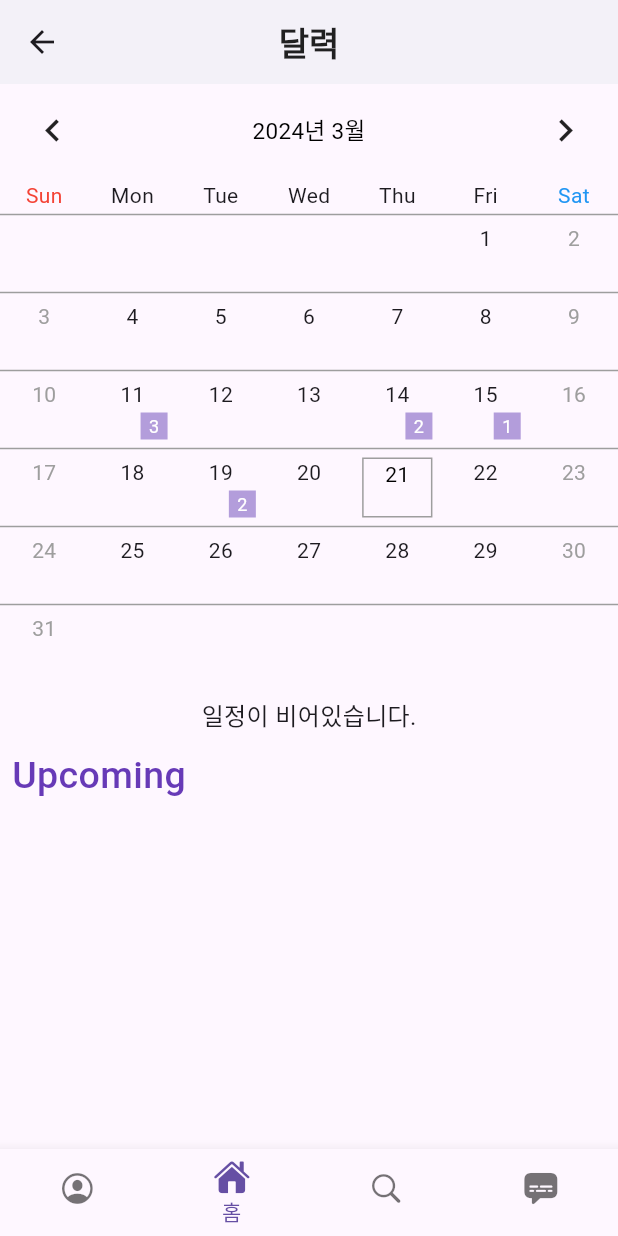
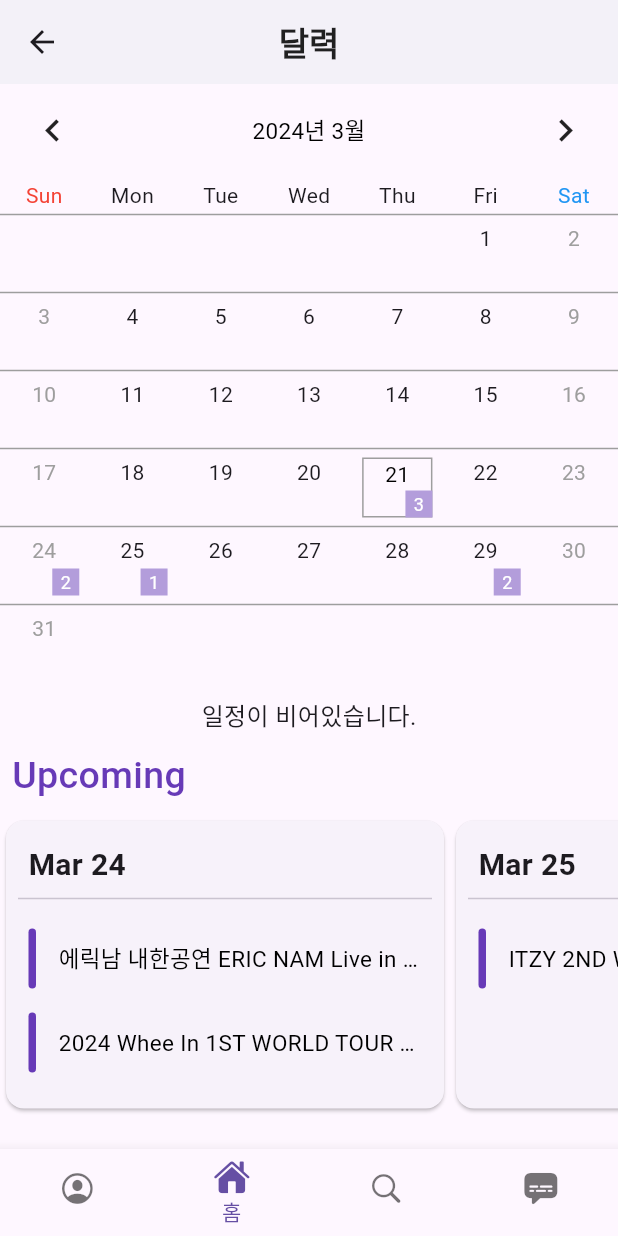
Before and after one commit to 2024-capstone-team119/FE-page, a Flutter app: the Calendar screen opened directly, on a phone screen of 412 x 824 dp. Run offline on Flutter 3.47's test engine with Material 3 defaults, Android fonts, the phone set to English and light mode, and no system bars; drawn by our look-alikes of table_calendar; our stand-ins replace card_swiper, fluttertoast, get, image_picker; missing offline and left inert: flutter_validator; Roboto replaces fonts that are missing (Pretendard).

Commit message:
날짜변경

```diff
--- a/allcon/lib/Pages/Calendar/calendar_schedule.dart
+++ b/allcon/lib/Pages/Calendar/calendar_schedule.dart
@@ -7,19 +7,19 @@ class Schedule {
 }
 
 Map<DateTime, dynamic> scheduleList = {
-  DateTime(2024, 3, 11): [
+  DateTime(2024, 3, 21): [
     Schedule('2024 IU HER WORLD TOUR CONCERT IN SEOUL'),
     Schedule('2024 박지윤 콘서트 Love is my song'),
     Schedule('2024 TXT FANLIVE PRESENT X TOGETHER'),
   ],
-  DateTime(2024, 3, 14): [
+  DateTime(2024, 3, 24): [
     Schedule('에릭남 내한공연 ERIC NAM Live in Seoul'),
     Schedule('2024 Whee In 1ST WORLD TOUR WHEE IN THE MOOD BEYOND'),
   ],
-  DateTime(2024, 3, 15): [
+  DateTime(2024, 3, 25): [
     Schedule('ITZY 2ND WORLD TOUR <BORN TO BE> in SEOUL'),
   ],
-  DateTime(2024, 3, 19): [
+  DateTime(2024, 3, 29): [
     Schedule('T Factory x B tv 콘썰트 필모톡 with 이동휘'),
     Schedule('애쉬밴드의 Melting Jazz'),
   ],
```
Also changed, not shown: allcon/pubspec.lock.
